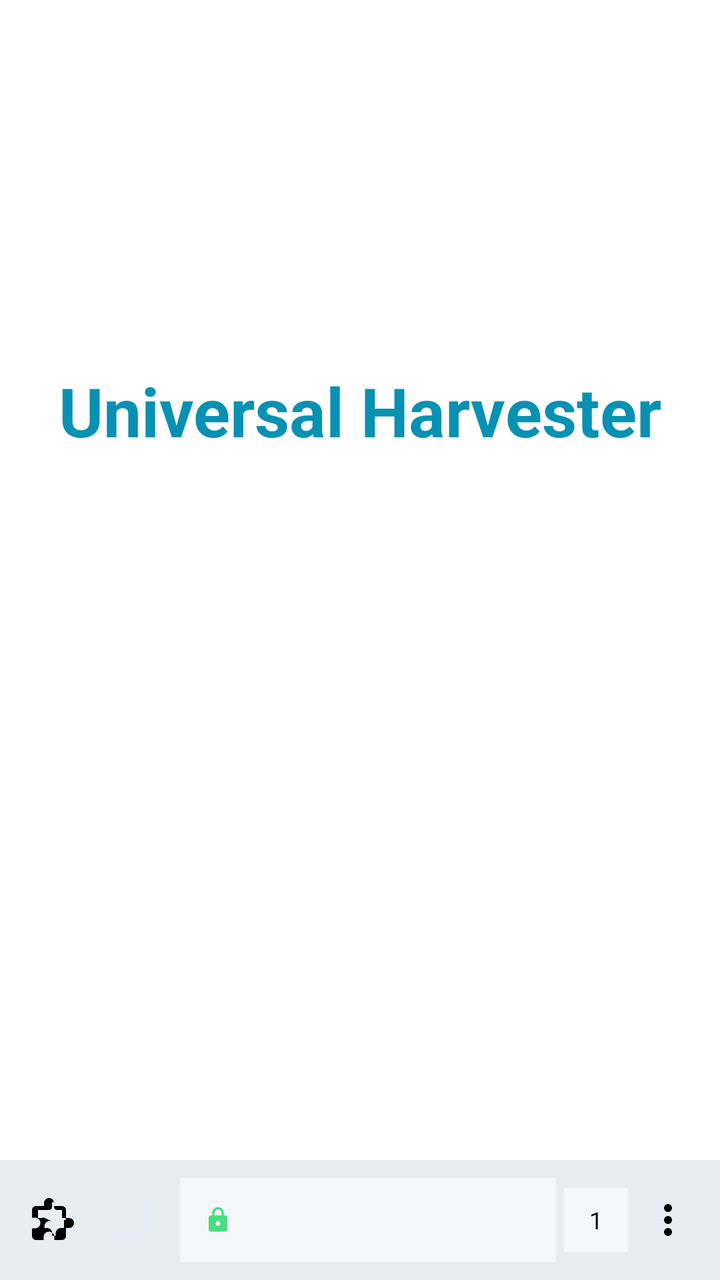
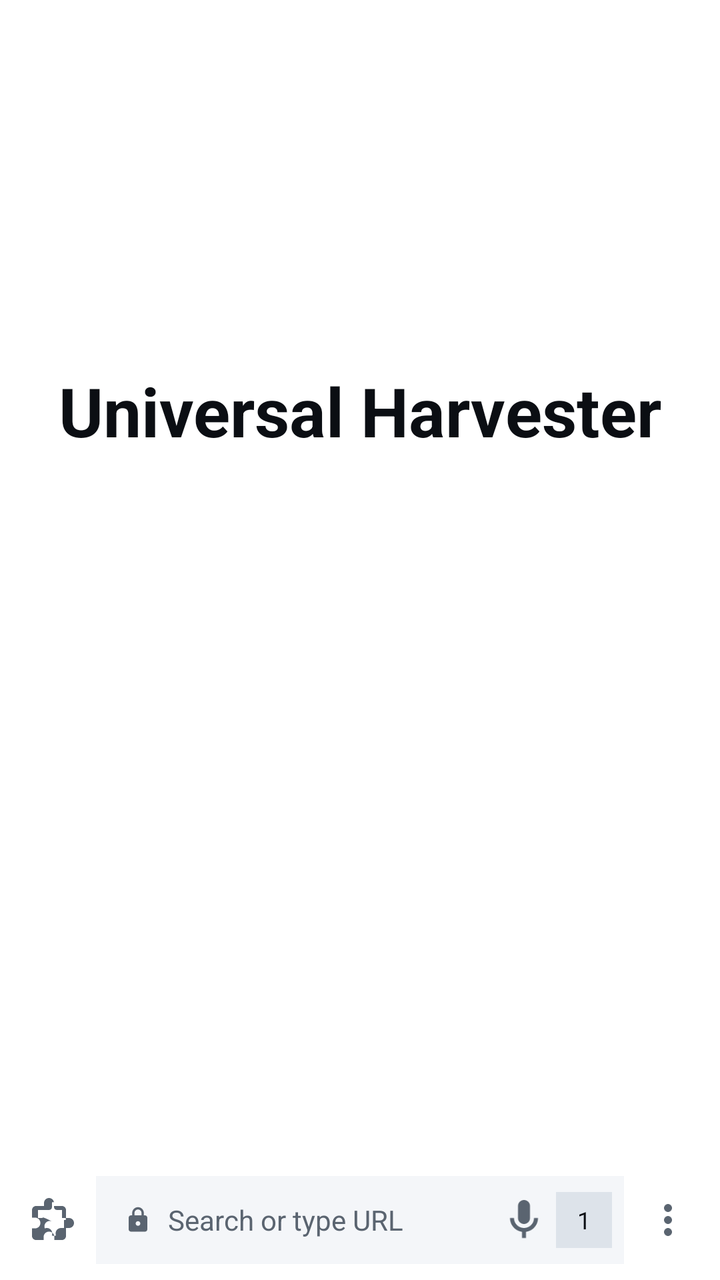

Compare the two renders of this Android layout. The source of the first and the diff that turns it into the second are given below.
<!-- AndroidManifest.xml: application theme Theme.UHCompanion -->
<!-- res/layout/activity_main.xml -->
<?xml version="1.0" encoding="utf-8"?>
<androidx.constraintlayout.widget.ConstraintLayout
    xmlns:android="http://schemas.android.com/apk/res/android"
    xmlns:app="http://schemas.android.com/apk/res-auto"
    android:layout_width="match_parent"
    android:layout_height="match_parent"
    android:background="@color/bg">

    <FrameLayout
        android:id="@+id/webContainer"
        android:layout_width="0dp"
        android:layout_height="0dp"
        app:layout_constraintTop_toTopOf="parent"
        app:layout_constraintBottom_toTopOf="@id/bottomBar"
        app:layout_constraintStart_toStartOf="parent"
        app:layout_constraintEnd_toEndOf="parent" />

    <LinearLayout
        android:id="@+id/homeScreen"
        android:layout_width="0dp"
        android:layout_height="0dp"
        android:orientation="vertical"
        android:gravity="center_horizontal"
        android:background="@color/bg"
        android:paddingBottom="60dp"
        app:layout_constraintTop_toTopOf="parent"
        app:layout_constraintBottom_toTopOf="@id/bottomBar"
        app:layout_constraintStart_toStartOf="parent"
        app:layout_constraintEnd_toEndOf="parent">

        <Space
            android:layout_width="match_parent"
            android:layout_height="0dp"
            android:layout_weight="1" />

        <TextView
            android:id="@+id/homeTitle"
            android:layout_width="wrap_content"
            android:layout_height="wrap_content"
            android:text="Universal Harvester"
            android:textColor="@color/accent"
            android:textSize="34sp"
            android:textStyle="bold"
            android:layout_marginBottom="36dp" />

        <androidx.recyclerview.widget.RecyclerView
            android:id="@+id/shortcutsGrid"
            android:layout_width="match_parent"
            android:layout_height="wrap_content"
            android:paddingStart="16dp"
            android:paddingEnd="16dp"
            android:clipToPadding="false" />

        <Space
            android:layout_width="match_parent"
            android:layout_height="0dp"
            android:layout_weight="1.4" />
    </LinearLayout>

    <LinearLayout
        android:id="@+id/bottomBar"
        android:layout_width="0dp"
        android:layout_height="60dp"
        android:orientation="horizontal"
        android:gravity="center_vertical"
        android:background="@color/surface_2"
        android:paddingStart="6dp"
        android:paddingEnd="6dp"
        app:layout_constraintBottom_toBottomOf="parent"
        app:layout_constraintStart_toStartOf="parent"
        app:layout_constraintEnd_toEndOf="parent">

        <ImageButton
            android:id="@+id/btnScriptMenu"
            android:layout_width="40dp"
            android:layout_height="40dp"
            android:background="?attr/selectableItemBackgroundBorderless"
            android:src="@drawable/ic_extension_rounded"
            android:scaleType="centerInside"
            android:contentDescription="Scripts" />

        <ImageButton
            android:id="@+id/btnShield"
            android:layout_width="40dp"
            android:layout_height="40dp"
            android:background="?attr/selectableItemBackgroundBorderless"
            android:src="@drawable/ic_shield"
            android:scaleType="centerInside"
            android:contentDescription="Privacy" />

        <LinearLayout
            android:id="@+id/urlBar"
            android:layout_width="0dp"
            android:layout_height="42dp"
            android:layout_weight="1"
            android:layout_marginStart="4dp"
            android:layout_marginEnd="4dp"
            android:orientation="horizontal"
            android:gravity="center_vertical"
            android:background="@color/surface"
            android:paddingStart="12dp"
            android:paddingEnd="10dp"
            android:clickable="true"
            android:focusable="true">

            <ImageView
                android:id="@+id/urlIcon"
                android:layout_width="14dp"
                android:layout_height="14dp"
                android:src="@drawable/ic_lock"
                android:layout_marginEnd="6dp" />

            <TextView
                android:id="@+id/urlText"
                android:layout_width="0dp"
                android:layout_height="wrap_content"
                android:layout_weight="1"
                android:maxLines="1"
                android:ellipsize="end"
                android:textColor="@color/text"
                android:textSize="13sp" />

            <ProgressBar
                android:id="@+id/pageProgress"
                style="?android:attr/progressBarStyleHorizontal"
                android:layout_width="40dp"
                android:layout_height="2dp"
                android:max="100"
                android:visibility="gone" />
        </LinearLayout>

        <TextView
            android:id="@+id/tabCount"
            android:layout_width="wrap_content"
            android:layout_height="32dp"
            android:minWidth="32dp"
            android:gravity="center"
            android:background="@color/surface"
            android:textColor="@color/text"
            android:textSize="12sp"
            android:paddingStart="6dp"
            android:paddingEnd="6dp"
            android:text="1" />

        <ImageButton
            android:id="@+id/btnMenu"
            android:layout_width="40dp"
            android:layout_height="40dp"
            android:background="?attr/selectableItemBackgroundBorderless"
            android:src="@drawable/ic_menu"
            android:scaleType="centerInside"
            android:contentDescription="Menu" />
    </LinearLayout>

</androidx.constraintlayout.widget.ConstraintLayout>
<!-- resources referenced by this layout -->
<resources>
  <color name="accent">#0891B2</color>
  <color name="bg">#FFFFFF</color>
  <color name="surface">#F4F6F9</color>
  <color name="surface_2">#E9EDF2</color>
  <color name="text">#0B0E13</color>
  <!-- drawable ic_extension_rounded (drawable) -->
  <vector xmlns:android="http://schemas.android.com/apk/res/android"
      android:width="24dp" android:height="24dp"
      android:viewportWidth="24" android:viewportHeight="24">
      <path android:fillColor="#000000"
          android:pathData="M20.5,11H19V7c0,-1.1 -0.9,-2 -2,-2h-4V3.5C13,2.12 11.88,1 10.5,1S8,2.12 8,3.5V5H4c-1.1,0 -1.99,0.9 -1.99,2v3.8H3.5c1.49,0 2.7,1.21 2.7,2.7s-1.21,2.7 -2.7,2.7H2V20c0,1.1 0.9,2 2,2h3.8v-1.5c0,-1.49 1.21,-2.7 2.7,-2.7 1.49,0 2.7,1.21 2.7,2.7V22H17c1.1,0 2,-0.9 2,-2v-4h1.5c1.38,0 2.5,-1.12 2.5,-2.5S21.88,11 20.5,11zM18,16h-1.5c-1.49,0 -2.7,1.21 -2.7,2.7 0,0.36 0.07,0.71 0.2,1.03 -0.32,0.13 -0.67,0.2 -1.03,0.2s-0.71,-0.07 -1.03,-0.2c0.13,-0.32 0.2,-0.67 0.2,-1.03 0,-1.49 -1.21,-2.7 -2.7,-2.7 -0.36,0 -0.71,0.07 -1.03,0.2 -0.13,-0.32 -0.2,-0.67 -0.2,-1.03 0,-1.49 1.21,-2.7 2.7,-2.7 0.36,0 0.71,0.07 1.03,0.2C7.34,10.32 7.27,10.67 7.27,11H5V7h5.5c0.83,0 1.5,-0.67 1.5,-1.5V3.5c0,-0.28 0.22,-0.5 0.5,-0.5s0.5,0.22 0.5,0.5V5.5c0,0.83 0.67,1.5 1.5,1.5H17v4h1.5c0.28,0 0.5,0.22 0.5,0.5s-0.22,0.5 -0.5,0.5H18V16z"/>
  </vector>
  <!-- drawable ic_lock (drawable) -->
  <vector xmlns:android="http://schemas.android.com/apk/res/android"
      android:width="12dp" android:height="12dp"
      android:viewportWidth="24" android:viewportHeight="24">
      <path android:fillColor="#4ADE80"
          android:pathData="M18,8h-1V6c0,-2.76 -2.24,-5 -5,-5S7,3.24 7,6v2H6c-1.1,0 -2,0.9 -2,2v10c0,1.1 0.9,2 2,2h12c1.1,0 2,-0.9 2,-2V10c0,-1.1 -0.9,-2 -2,-2zM12,17c-1.1,0 -2,-0.9 -2,-2s0.9,-2 2,-2 2,0.9 2,2 -0.9,2 -2,2zM15,8H9V6c0,-1.66 1.34,-3 3,-3s3,1.34 3,3v2z"/>
  </vector>
  <!-- drawable ic_menu (drawable) -->
  <vector xmlns:android="http://schemas.android.com/apk/res/android"
      android:width="24dp" android:height="24dp"
      android:viewportWidth="24" android:viewportHeight="24">
      <path android:fillColor="#000000"
          android:pathData="M12,8c1.1,0 2,-0.9 2,-2s-0.9,-2 -2,-2 -2,0.9 -2,2 0.9,2 2,2zM12,10c-1.1,0 -2,0.9 -2,2s0.9,2 2,2 2,-0.9 2,-2 -0.9,-2 -2,-2zM12,16c-1.1,0 -2,0.9 -2,2s0.9,2 2,2 2,-0.9 2,-2 -0.9,-2 -2,-2z"/>
  </vector>
  <!-- drawable ic_shield (drawable) -->
  <vector xmlns:android="http://schemas.android.com/apk/res/android"
      android:width="24dp" android:height="24dp"
      android:viewportWidth="24" android:viewportHeight="24">
      <path android:fillColor="#E6EDF5"
          android:pathData="M12,1L3,5v6c0,5.55 3.84,10.74 9,12 5.16,-1.26 9,-6.45 9,-12V5L12,1zM12,11.99h7c-0.53,4.12 -3.28,7.79 -7,8.94V12H5V6.3l7,-3.11v8.8z"/>
  </vector>
  <style name="Theme.UHCompanion" parent="Theme.Material3.DayNight.NoActionBar">
          <item name="android:statusBarColor">@color/bg</item>
          <item name="android:navigationBarColor">@color/bg</item>
          <item name="android:windowLightStatusBar">true</item>
          <item name="colorPrimary">@color/accent</item>
          <item name="colorOnPrimary">@color/bg</item>
          <item name="colorSurface">@color/surface</item>
          <item name="colorOnSurface">@color/text</item>
      </style>
</resources>

<!-- the commit's change to res/layout/activity_main.xml (unified diff, before → after) -->
@@ -38,7 +38,7 @@
             android:layout_width="wrap_content"
             android:layout_height="wrap_content"
             android:text="Universal Harvester"
-            android:textColor="@color/accent"
+            android:textColor="@color/text"
             android:textSize="34sp"
             android:textStyle="bold"
             android:layout_marginBottom="36dp" />
@@ -63,7 +63,7 @@
         android:layout_height="60dp"
         android:orientation="horizontal"
         android:gravity="center_vertical"
-        android:background="@color/surface_2"
+        android:background="@color/bg"
         android:paddingStart="6dp"
         android:paddingEnd="6dp"
         app:layout_constraintBottom_toBottomOf="parent"
@@ -77,29 +77,21 @@
             android:background="?attr/selectableItemBackgroundBorderless"
             android:src="@drawable/ic_extension_rounded"
             android:scaleType="centerInside"
+            android:tint="@color/subtext"
             android:contentDescription="Scripts" />
-
-        <ImageButton
-            android:id="@+id/btnShield"
-            android:layout_width="40dp"
-            android:layout_height="40dp"
-            android:background="?attr/selectableItemBackgroundBorderless"
-            android:src="@drawable/ic_shield"
-            android:scaleType="centerInside"
-            android:contentDescription="Privacy" />
 
         <LinearLayout
             android:id="@+id/urlBar"
             android:layout_width="0dp"
-            android:layout_height="42dp"
+            android:layout_height="44dp"
             android:layout_weight="1"
-            android:layout_marginStart="4dp"
-            android:layout_marginEnd="4dp"
+            android:layout_marginStart="2dp"
+            android:layout_marginEnd="2dp"
             android:orientation="horizontal"
             android:gravity="center_vertical"
             android:background="@color/surface"
-            android:paddingStart="12dp"
-            android:paddingEnd="10dp"
+            android:paddingStart="14dp"
+            android:paddingEnd="6dp"
             android:clickable="true"
             android:focusable="true">
 
@@ -108,7 +100,8 @@
                 android:layout_width="14dp"
                 android:layout_height="14dp"
                 android:src="@drawable/ic_lock"
-                android:layout_marginEnd="6dp" />
+                android:tint="@color/subtext"
+                android:layout_marginEnd="8dp" />
 
             <TextView
                 android:id="@+id/urlText"
@@ -117,8 +110,9 @@
                 android:layout_weight="1"
                 android:maxLines="1"
                 android:ellipsize="end"
-                android:textColor="@color/text"
-                android:textSize="13sp" />
+                android:text="Search or type URL"
+                android:textColor="@color/subtext"
+                android:textSize="14sp" />
 
             <ProgressBar
                 android:id="@+id/pageProgress"
@@ -127,20 +121,30 @@
                 android:layout_height="2dp"
                 android:max="100"
                 android:visibility="gone" />
+
+            <ImageButton
+                android:id="@+id/btnVoice"
+                android:layout_width="32dp"
+                android:layout_height="32dp"
+                android:background="?attr/selectableItemBackgroundBorderless"
+                android:src="@drawable/ic_mic"
+                android:tint="@color/subtext"
+                android:scaleType="centerInside"
+                android:contentDescription="Voice search" />
+
+            <TextView
+                android:id="@+id/tabCount"
+                android:layout_width="wrap_content"
+                android:layout_height="28dp"
+                android:minWidth="28dp"
+                android:gravity="center"
+                android:background="@color/surface_3"
+                android:textColor="@color/text"
+                android:textSize="12sp"
+                android:paddingStart="6dp"
+                android:paddingEnd="6dp"
+                android:text="1" />
         </LinearLayout>
-
-        <TextView
-            android:id="@+id/tabCount"
-            android:layout_width="wrap_content"
-            android:layout_height="32dp"
-            android:minWidth="32dp"
-            android:gravity="center"
-            android:background="@color/surface"
-            android:textColor="@color/text"
-            android:textSize="12sp"
-            android:paddingStart="6dp"
-            android:paddingEnd="6dp"
-            android:text="1" />
 
         <ImageButton
             android:id="@+id/btnMenu"
@@ -148,6 +152,7 @@
             android:layout_height="40dp"
             android:background="?attr/selectableItemBackgroundBorderless"
             android:src="@drawable/ic_menu"
+            android:tint="@color/subtext"
             android:scaleType="centerInside"
             android:contentDescription="Menu" />
     </LinearLayout>
<!-- resource entries referenced after the edit -->
@@ -2,8 +2,9 @@
 <resources>
   <color name="accent">#0891B2</color>
   <color name="bg">#FFFFFF</color>
+  <color name="subtext">#5A6470</color>
   <color name="surface">#F4F6F9</color>
-  <color name="surface_2">#E9EDF2</color>
+  <color name="surface_3">#DDE3EA</color>
   <color name="text">#0B0E13</color>
   <!-- drawable ic_extension_rounded (drawable) -->
   <vector xmlns:android="http://schemas.android.com/apk/res/android"
@@ -26,12 +27,12 @@
       <path android:fillColor="#000000"
           android:pathData="M12,8c1.1,0 2,-0.9 2,-2s-0.9,-2 -2,-2 -2,0.9 -2,2 0.9,2 2,2zM12,10c-1.1,0 -2,0.9 -2,2s0.9,2 2,2 2,-0.9 2,-2 -0.9,-2 -2,-2zM12,16c-1.1,0 -2,0.9 -2,2s0.9,2 2,2 2,-0.9 2,-2 -0.9,-2 -2,-2z"/>
   </vector>
-  <!-- drawable ic_shield (drawable) -->
+  <!-- drawable ic_mic (drawable) -->
   <vector xmlns:android="http://schemas.android.com/apk/res/android"
       android:width="24dp" android:height="24dp"
       android:viewportWidth="24" android:viewportHeight="24">
-      <path android:fillColor="#E6EDF5"
-          android:pathData="M12,1L3,5v6c0,5.55 3.84,10.74 9,12 5.16,-1.26 9,-6.45 9,-12V5L12,1zM12,11.99h7c-0.53,4.12 -3.28,7.79 -7,8.94V12H5V6.3l7,-3.11v8.8z"/>
+      <path android:fillColor="#000000"
+          android:pathData="M12,14c1.66,0 3,-1.34 3,-3V5c0,-1.66 -1.34,-3 -3,-3S9,3.34 9,5v6C9,12.66 10.34,14 12,14zM17,11c0,2.76 -2.24,5 -5,5s-5,-2.24 -5,-5H5c0,3.53 2.61,6.43 6,6.92V21h2v-3.08c3.39,-0.49 6,-3.39 6,-6.92H17z"/>
   </vector>
   <style name="Theme.UHCompanion" parent="Theme.Material3.DayNight.NoActionBar">
           <item name="android:statusBarColor">@color/bg</item>
